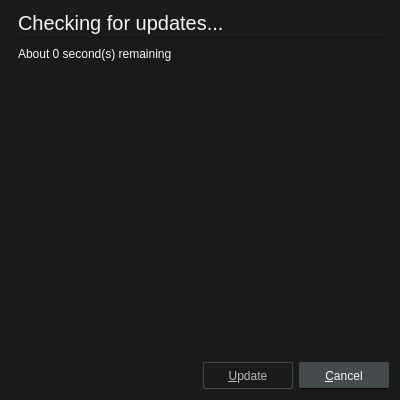
The window that src/ui/updatedialog.ui (u8sand/Baka-MPlayer) describes before a commit, drawn with Qt 5.
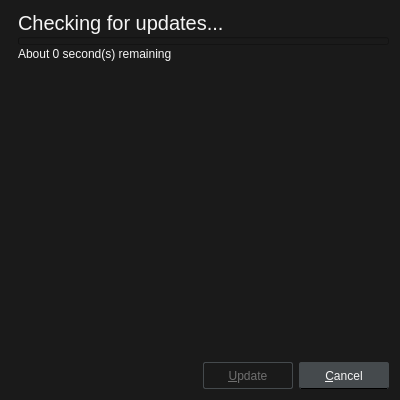
The same window after the commit. Icons and pictures are not drawn.

Commit message: Changed primary color & color fixes

Diff of the .ui file:
```diff
--- a/src/ui/updatedialog.ui
+++ b/src/ui/updatedialog.ui
@@ -42,7 +42,7 @@
 QPushButton:disabled {
 	background: transparent;
 	border: 1px solid #454A4D;
-	color: #B8B8B8;
+	color: #6F6F6F;
 }
 
 /* QScrollBar */
@@ -52,7 +52,7 @@
 	width: 6px;
 }
 QScrollBar::handle:vertical {
-	background: #008098;
+	background: #7FCAC3;
 	border-radius: 2px;
 	min-height: 10px;
 }
@@ -62,7 +62,7 @@
 }
 QScrollBar::add-page:vertical,
 QScrollBar::sub-page:vertical  {
-	background: #5A5A5A;
+	background: #383838;
 	margin: 0 2px;
 }
 QScrollBar::up-arrow:vertical,
@@ -71,11 +71,11 @@
 }
 
 QScrollBar:horizontal {
-	padding-top: 1px;
 	height: 6px;
+	padding-top: 1px;
 }
 QScrollBar::handle:horizontal {
-	background: #008098;
+	background: #7FCAC3;
 	border-radius: 2px;
 	min-width: 10px;
 }
@@ -85,7 +85,7 @@
 }
 QScrollBar::add-page:horizontal,
 QScrollBar::sub-page:horizontal {
-	background: #5A5A5A;
+	background: #383838;
 	margin: 2px 0;
 }
 QScrollBar::left-arrow:horizontal,
```
Left out of the diff: 2 changed lines with no effect on the pictures. The commit also changes 14 other files.
